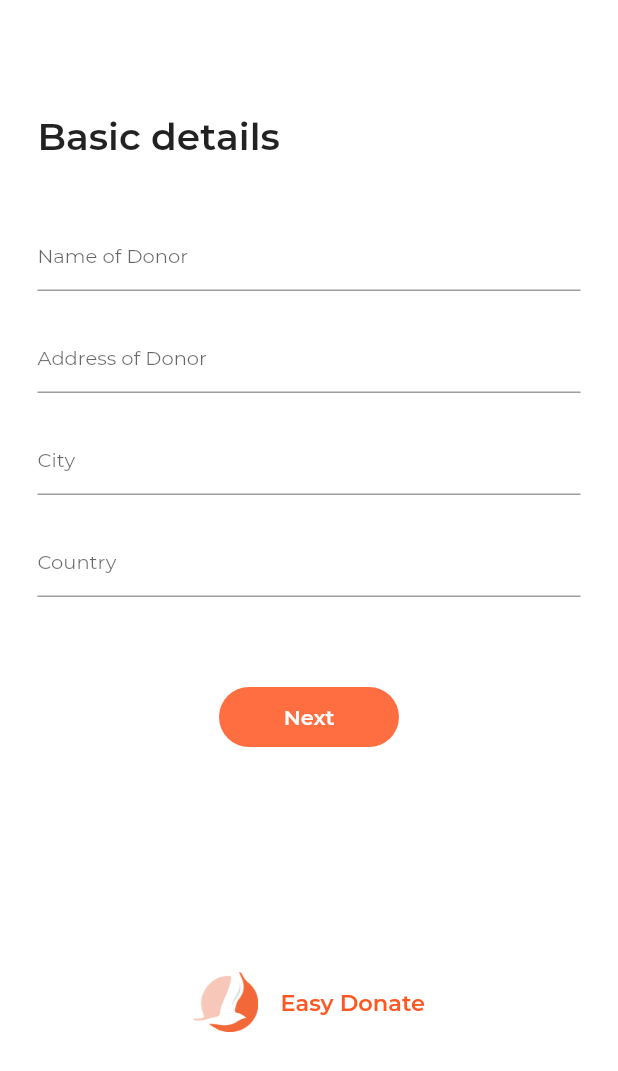
After one commit to The-Developer-Studio/Easy-Donate-Android, a Flutter app: the BasicDetails screen opened directly, on a phone screen of 412 x 824 dp. The commit adds this screen. Shown: the top 1071 px of the screen. Run offline on Flutter 3.47's test engine with Material 2 defaults, Android fonts, the phone set to English and light mode, and no system bars; our stand-ins replace firebase_auth, firebase_core, splashscreen; accounts and stored records are empty; network calls fail; project files that could hold a hidden picture were left out.

Commit message:
Basic deets page

```diff
--- /dev/null
+++ b/lib/Post/basicdetails.dart
@@ -0,0 +1,95 @@
+import 'package:easydonatefinal/widgets/branding.dart';
+import 'package:easydonatefinal/widgets/field.dart';
+import 'package:flutter/material.dart';
+import 'package:easydonatefinal/main.dart';
+
+class BasicDetails extends StatefulWidget {
+  @override
+  _BasicDetailsState createState() => _BasicDetailsState();
+}
+
+class _BasicDetailsState extends State<BasicDetails> {
+  @override
+  Widget build(BuildContext context) {
+    return Scaffold(
+      backgroundColor: Colors.white,
+      appBar: AppBar(
+        backgroundColor: Colors.transparent,
+        elevation: 0,
+      ),
+      body: SingleChildScrollView(
+        child: Padding(
+          padding: const EdgeInsets.only(top: 20.0, left: 25, right: 25),
+          child: Column(
+            crossAxisAlignment: CrossAxisAlignment.start,
+            children: [
+              Text(
+                'Basic details',
+                style: TextStyle(
+                    fontSize: 25,
+                    fontWeight: FontWeight.bold,
+                    color: Colors.black87),
+              ),
+              SizedBox(
+                height: 40,
+              ),
+              CustomField(
+                labeltext: "Name of Donor",
+              ),
+              SizedBox(
+                height: 20,
+              ),
+              CustomField(
+                labeltext: "Address of Donor",
+              ),
+              SizedBox(
+                height: 20,
+              ),
+              CustomField(
+                labeltext: "City",
+              ),
+              SizedBox(
+                height: 20,
+              ),
+              CustomField(
+                labeltext: "Country",
+              ),
+              SizedBox(
+                height: 60,
+              ),
+              Center(
+                child: GestureDetector(
+                  onTap: () {
+                    Navigator.push(
+                      context,
+                      MaterialPageRoute(builder: (context) => BasicDetails()),
+                    );
+                  },
+                  child: Container(
+                    height: 40,
+                    width: 120,
+                    decoration: BoxDecoration(
+                      color: Colors.deepOrangeAccent,
+                      borderRadius: BorderRadius.circular(100),
+                    ),
+                    child: Center(
+                      child: Text(
+                        'Next',
+                        style: TextStyle(
+                            color: Colors.white, fontWeight: FontWeight.bold),
+                      ),
+                    ),
+                  ),
+                ),
+              ),
+              SizedBox(
+                height: 150,
+              ),
+              Center(child: Branding()),
+            ],
+          ),
+        ),
+      ),
+    );
+  }
+}
--- a/lib/post.dart
+++ b/lib/Post/post.dart
@@ -1,3 +1,4 @@
+import 'package:easydonatefinal/Post/basicdetails.dart';
 import 'package:flutter/cupertino.dart';
 import 'package:flutter/material.dart';
 
@@ -99,6 +100,13 @@ class _PostNewState extends State<PostNew> {
                 height: 60,
               ),
               Center(
+                child: GestureDetector(
+                  onTap: () {
+                    Navigator.push(
+                      context,
+                      MaterialPageRoute(builder: (context) => BasicDetails()),
+                    );
+                  },
                   child: Container(
                     height: 40,
                     width: 120,
@@ -115,6 +123,7 @@ class _PostNewState extends State<PostNew> {
                     ),
                   ),
                 ),
+              ),
               SizedBox(
                 height: 20,
               ),
--- a/lib/main.dart
+++ b/lib/main.dart
@@ -1,6 +1,3 @@
-import 'package:easydonatefinal/account.dart';
-import 'package:easydonatefinal/donations.dart';
-import 'package:easydonatefinal/post.dart';
 import 'package:easydonatefinal/splash.dart';
 import 'package:firebase_core/firebase_core.dart';
 import 'package:flutter/material.dart';
@@ -17,15 +14,10 @@ class MyApp extends StatelessWidget {
   @override
   Widget build(BuildContext context) {
     return new MaterialApp(
-      // initialRoute: '/',
-      routes: {
-        '/donations': (context) => DonationsPage(),
-        '/accounts': (context) => AccountPage(),
-        '/post': (context) => PostNew(),
-      },
-      theme: new ThemeData(
-          primaryColor: Colors.deepOrange,
-          accentColor: Colors.deepOrangeAccent,
+      theme: ThemeData(
+          colorScheme: ColorScheme.fromSwatch(
+              primarySwatch: Colors.deepOrange,
+              accentColor: Colors.deepOrangeAccent),
           fontFamily: "Montserrat"),
       debugShowCheckedModeBanner: false,
       home: Splash(),
--- a/lib/widgets/bottomNavigation.dart
+++ b/lib/widgets/bottomNavigation.dart
@@ -3,7 +3,7 @@ import 'package:flutter/material.dart';
 import '../account.dart';
 import '../donations.dart';
 import '../home.dart';
-import '../post.dart';
+import '../Post/post.dart';
 
 class BottomNavigation extends StatefulWidget {
   @override
--- /dev/null
+++ b/lib/widgets/branding.dart
@@ -0,0 +1,31 @@
+import 'package:flutter/material.dart';
+
+class Branding extends StatefulWidget {
+  @override
+  _BrandingState createState() => _BrandingState();
+}
+
+class _BrandingState extends State<Branding> {
+  @override
+  Widget build(BuildContext context) {
+    return Row(
+      mainAxisAlignment: MainAxisAlignment.center,
+      children: [
+        Image.asset(
+          'images/logo.png',
+          height: 40,
+        ),
+        SizedBox(
+          width: 15,
+        ),
+        Text(
+          'Easy Donate',
+          style: TextStyle(
+              fontWeight: FontWeight.bold,
+              color: Colors.deepOrange,
+              fontSize: 15),
+        )
+      ],
+    );
+  }
+}
--- a/lib/widgets/field.dart
+++ b/lib/widgets/field.dart
@@ -38,3 +38,21 @@ class _FieldState extends State<Field> {
     );
   }
 }
+
+class CustomField extends StatefulWidget {
+  final String labeltext;
+  CustomField({Key key, this.labeltext}) : super(key: key);
+
+  @override
+  _CustomFieldState createState() => _CustomFieldState();
+}
+
+class _CustomFieldState extends State<CustomField> {
+  @override
+  Widget build(BuildContext context) {
+    return TextField(
+      style: TextStyle(fontSize: 13),
+      decoration: InputDecoration(hintText: widget.labeltext),
+    );
+  }
+}
```
Also changed, not shown: images/logo.png. Lines whose indentation alone changed are shown as unchanged.
